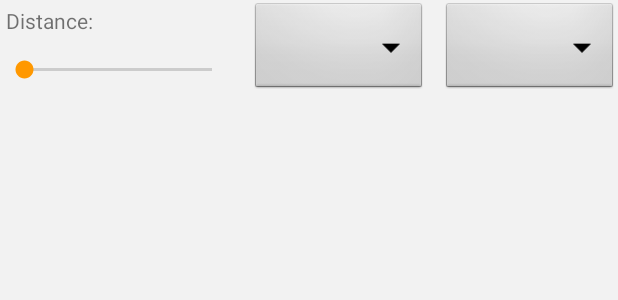
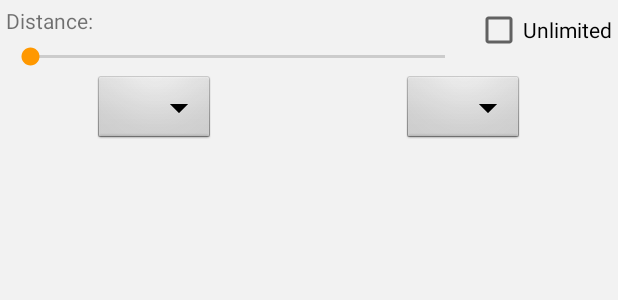
Before and after one commit to JonathanHoffmann/HKR_DA224A_Development_for_mobile_Project, an Android app: the layout activity_recview.xml on its own in the app's theme, with its tools: preview values and no code run, on a phone screen of 412 x 824 dp. Shown: the top 300 px of the screen. Run offline under Robolectric (Android 15) with nearby library versions, the phone set to English and light mode, and no system bars.

Commit message:
Massive CodeCleanup in RecyclerView // Better UI for Sorting // new feature unlimited Range

```diff
--- a/Android/app/src/main/res/layout/activity_recview.xml
+++ b/Android/app/src/main/res/layout/activity_recview.xml
@@ -11,49 +11,67 @@
         android:id="@+id/mRecyclerView"
         android:layout_width="0dp"
         android:layout_height="0dp"
-        android:layout_marginStart="8dp"
-        android:layout_marginEnd="8dp"
-        android:layout_marginBottom="8dp"
         app:layout_constraintBottom_toBottomOf="parent"
         app:layout_constraintEnd_toEndOf="parent"
         app:layout_constraintStart_toStartOf="parent"
-        app:layout_constraintTop_toBottomOf="@+id/seekBar" />
+        app:layout_constraintTop_toBottomOf="@+id/FuelSpinner" />
 
     <SeekBar
         android:id="@+id/seekBar"
-        android:layout_width="157dp"
+        android:layout_width="0dp"
         android:layout_height="21dp"
-        android:layout_margin="8dp"
+        android:layout_margin="4dp"
         android:max="100"
-        app:layout_constraintTop_toBottomOf="@+id/disttextView"
-        tools:layout_editor_absoluteX="9dp" />
+        app:layout_constraintEnd_toStartOf="@+id/checkBoxUnlimited"
+        app:layout_constraintStart_toStartOf="parent"
+        app:layout_constraintTop_toBottomOf="@+id/disttextView" />
 
     <TextView
         android:id="@+id/disttextView"
-        android:layout_width="157dp"
-        android:layout_height="28dp"
-        android:layout_margin="8dp"
-        android:padding="4dp"
+        android:layout_width="wrap_content"
+        android:layout_height="wrap_content"
+        android:layout_margin="4dp"
+        android:layout_marginStart="4dp"
         android:text="Distance: "
-        tools:layout_editor_absoluteX="8dp"
-        tools:layout_editor_absoluteY="7dp" />
+        app:layout_constraintStart_toStartOf="parent"
+        app:layout_constraintTop_toTopOf="parent" />
 
     <Spinner
         android:id="@+id/FuelSpinner"
-        android:layout_width="117dp"
-        android:layout_height="64dp"
+        android:layout_width="wrap_content"
+        android:layout_height="wrap_content"
         android:background="@android:drawable/btn_dropdown"
         android:spinnerMode="dropdown"
-        app:layout_constraintEnd_toStartOf="@+id/SortSpinner"
-        app:layout_constraintStart_toEndOf="@+id/disttextView"
-        app:layout_constraintTop_toTopOf="parent" />
+        app:layout_constraintEnd_toStartOf="@+id/textView"
+        app:layout_constraintStart_toStartOf="parent"
+        app:layout_constraintTop_toBottomOf="@+id/seekBar" />
 
     <Spinner
         android:id="@+id/SortSpinner"
-        android:layout_width="117dp"
-        android:layout_height="64dp"
+        android:layout_width="wrap_content"
+        android:layout_height="wrap_content"
         android:background="@android:drawable/btn_dropdown"
         android:spinnerMode="dropdown"
         app:layout_constraintEnd_toEndOf="parent"
+        app:layout_constraintStart_toEndOf="@+id/textView"
+        app:layout_constraintTop_toBottomOf="@+id/seekBar" />
+
+    <CheckBox
+        android:id="@+id/checkBoxUnlimited"
+        android:layout_width="wrap_content"
+        android:layout_height="wrap_content"
+        android:layout_margin="4dp"
+        android:text="Unlimited"
+        app:layout_constraintEnd_toEndOf="parent"
         app:layout_constraintTop_toTopOf="parent" />
+
+    <TextView
+        android:id="@+id/textView"
+        android:layout_width="wrap_content"
+        android:layout_height="wrap_content"
+        app:layout_constraintBottom_toBottomOf="@+id/mRecyclerView"
+        app:layout_constraintEnd_toEndOf="parent"
+        app:layout_constraintStart_toStartOf="parent"
+        app:layout_constraintTop_toTopOf="parent" />
+
 </androidx.constraintlayout.widget.ConstraintLayout>
```
Also changed, not shown: Android/app/src/main/java/com/blue_red/bensinpriser/RecViewActivity.java (+113 -154 lines).
